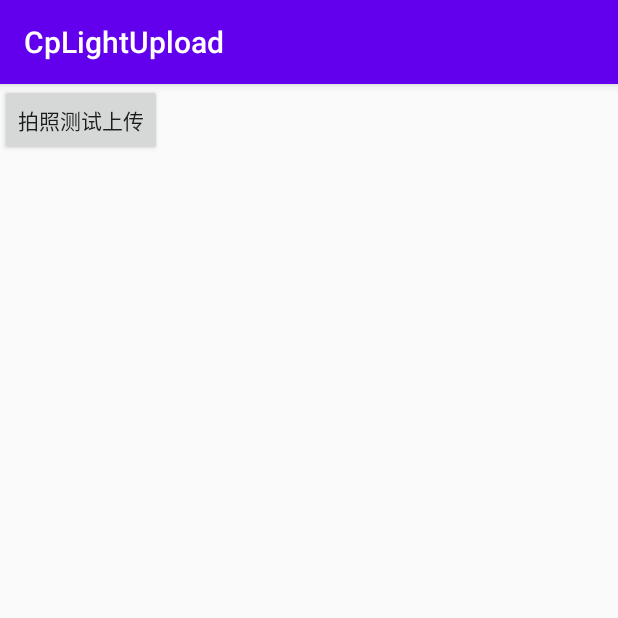
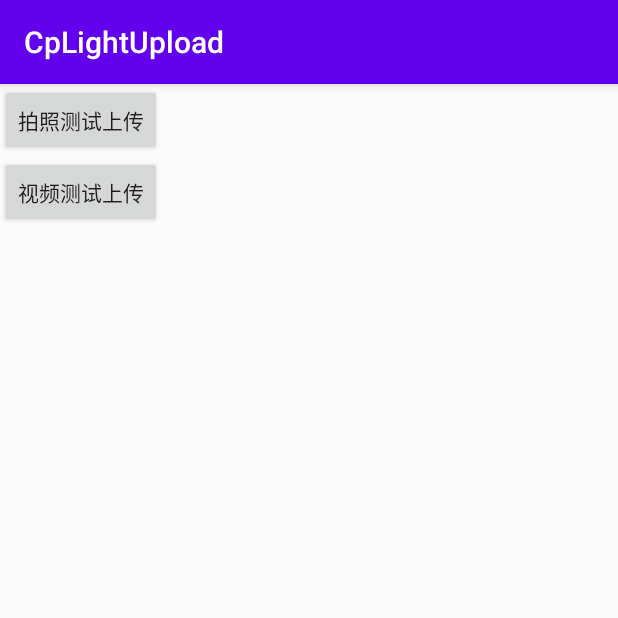
Before and after one commit to coder-pig/CpLightUpload, an Android app: the screen it shows after launch (MainActivity), on a phone screen of 412 x 824 dp, the top half of it. Run offline under Robolectric (Android 15) with nearby library versions, the phone set to English and light mode, and no system bars; libraries missing offline, so code that uses them is left out: com.blankj.utilcode, com.iceteck.silicompressorr.

Commit message:
feat: 添加视频压缩相关

```diff
--- a/app/src/main/java/cn/coderpig/demo/TestApp.kt
+++ b/app/src/main/java/cn/coderpig/demo/TestApp.kt
@@ -4,10 +4,11 @@ import android.app.Application
 import android.content.Context
 import cn.coderpig.cplightupload.LightUpload
 import cn.coderpig.cplightupload.LightUploadBuilder
-import cn.coderpig.demo.example.HucParsingInterceptor
-import cn.coderpig.demo.example.ImageUploadConfig
-import cn.coderpig.demo.example.PictureCompressInterceptor
-import cn.coderpig.demo.example.PictureRotateInterceptor
+import cn.coderpig.demo.example.picture.HucParsingInterceptor
+import cn.coderpig.demo.example.picture.ImageUploadConfig
+import cn.coderpig.demo.example.picture.PictureCompressInterceptor
+import cn.coderpig.demo.example.picture.PictureRotateInterceptor
+import cn.coderpig.demo.example.video.VideoCompressInterceptor
 import cn.coderpig.demo.ext.PartnerKotlinExtKit
 
 /**
@@ -25,12 +26,14 @@ class TestApp : Application() {
         context = this.applicationContext
         PartnerKotlinExtKit.init(context!!)
         LightUpload.init(
-            LightUploadBuilder()
-                .config("image" to ImageUploadConfig().apply {
-                    uploadServerUrl = "http://uat.zhaoshang800.com/broker/image/uploadNotZip"
-                })
+            this, LightUploadBuilder()
+                .config("image" to ImageUploadConfig()
+                    .apply {
+                        uploadServerUrl = "http://uat.zhaoshang800.com/broker/image/uploadNotZip"
+                    })
                 .addBeforeInterceptor(PictureRotateInterceptor())
                 .addBeforeInterceptor(PictureCompressInterceptor())
+                .addBeforeInterceptor(VideoCompressInterceptor())
                 .addDoneInterceptors(HucParsingInterceptor())
         )
     }
--- a/app/src/main/java/cn/coderpig/demo/example/ImageUploadConfig.kt
+++ b/app/src/main/java/cn/coderpig/demo/example/picture/ImageUploadConfig.kt
@@ -1,4 +1,4 @@
-package cn.coderpig.demo.example
+package cn.coderpig.demo.example.picture
 
 import cn.coderpig.cplightupload.LightUploadConfig
 
--- a/app/src/main/res/layout/activity_main.xml
+++ b/app/src/main/res/layout/activity_main.xml
@@ -1,7 +1,8 @@
 <?xml version="1.0" encoding="utf-8"?>
 <androidx.core.widget.NestedScrollView xmlns:android="http://schemas.android.com/apk/res/android"
     android:layout_width="match_parent"
-    android:layout_height="match_parent">
+    android:layout_height="match_parent"
+    android:id="@+id/nsv_root">
 
     <LinearLayout
         android:id="@+id/lly_root"
@@ -15,6 +16,12 @@
             android:layout_height="wrap_content"
             android:text="拍照测试上传" />
 
+        <Button
+            android:id="@+id/bt_take_video_upload"
+            android:layout_width="wrap_content"
+            android:layout_height="wrap_content"
+            android:text="视频测试上传" />
+
     </LinearLayout>
 
 
--- a/cpLightUpload/src/main/java/cn/coderpig/cplightupload/LightUpload.kt
+++ b/cpLightUpload/src/main/java/cn/coderpig/cplightupload/LightUpload.kt
@@ -1,6 +1,7 @@
 package cn.coderpig.cplightupload
 
 
+import android.content.Context
 import android.os.Looper
 import cn.coderpig.cplightupload.entity.ReqData
 import cn.coderpig.cplightupload.entity.TaskStatus
@@ -13,6 +14,7 @@ import cn.coderpig.cplightupload.interceptor.start.StartBeforeInterceptor
 import cn.coderpig.cplightupload.interceptor.start.StartDoneInterceptor
 import cn.coderpig.cplightupload.task.ImageTask
 import cn.coderpig.cplightupload.task.Task
+import cn.coderpig.cplightupload.task.VideoTask
 import cn.coderpig.cplightupload.upload.HucUpload
 import cn.coderpig.cplightupload.upload.Upload
 import cn.coderpig.cplightupload.utils.MainPoster
@@ -43,10 +45,12 @@ object LightUpload {
 
     private var mainThreadSupport: MainThreadSupport? = null
     private var mainThreadPoster: MainPoster? = null
+    private var mContext: Context? = null
 
 
     /** 定义一个初始化方法，可传入一个自定义Builder */
-    fun init(builder: LightUploadBuilder?) {
+    fun init(context: Context?, builder: LightUploadBuilder?) {
+        mContext = context
         (builder ?: LightUploadBuilder()).let {
             executorService = it.executorService
             taskQueue = LinkedList()
@@ -90,6 +94,13 @@ object LightUpload {
         })
     }
 
+    /** 上传视频 */
+    @Synchronized
+    fun uploadVideo(filePath: String) {
+        uploadTask(VideoTask().also {
+            it.filePath = filePath
+        })
+    }
 
     /** 添加上传任务 */
     @Synchronized
@@ -120,6 +131,8 @@ object LightUpload {
         mUpload?.sendRequest()
     }
 
+    fun getContext() = mContext
+
     fun getTaskQueue() = taskQueue
 
     fun getExecutorService() = executorService
--- a/cpLightUpload/src/main/java/cn/coderpig/cplightupload/task/VideoTask.kt
+++ b/cpLightUpload/src/main/java/cn/coderpig/cplightupload/task/VideoTask.kt
@@ -6,5 +6,6 @@ package cn.coderpig.cplightupload.task
  * Desc: 视频类型的上传任务
  */
 class VideoTask : Task() {
-
+    var compressVideoPath: String? = null   // 压缩视频路径
+    var compressVideoMD5: String? = null   // 压缩视频MD5
 }
```
Also changed, not shown: app/build.gradle (+7 -0 lines), app/src/main/java/cn/coderpig/demo/MainActivity.kt (+11 -2 lines), app/src/main/java/cn/coderpig/demo/example/HucParsingInterceptor.kt (deleted, +0 -47 lines), app/src/main/java/cn/coderpig/demo/example/PictureCompressInterceptor.kt (deleted, +0 -36 lines), app/src/main/java/cn/coderpig/demo/example/PictureRotateInterceptor.kt (deleted, +0 -28 lines), app/src/main/java/cn/coderpig/demo/example/picture/HucParsingInterceptor.kt (added, +50 -0 lines), app/src/main/java/cn/coderpig/demo/example/picture/PictureCompressInterceptor.kt (added, +38 -0 lines), app/src/main/java/cn/coderpig/demo/example/picture/PictureRotateInterceptor.kt (added, +31 -0 lines), app/src/main/java/cn/coderpig/demo/example/video/VideoCompressInterceptor.kt (added, +50 -0 lines).
